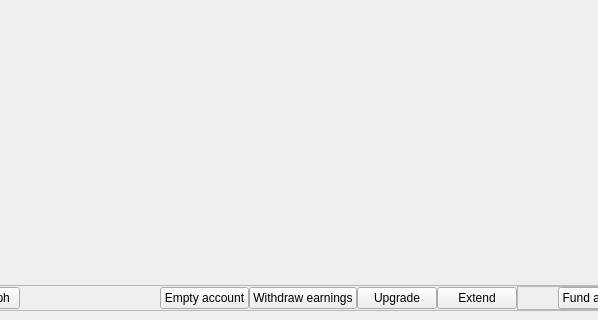
Old version of the form src/qt/_Gulden/forms/witnessdialog.ui in the repository frozenflux3/munt-official; both pictures show x 152 to 750 and y 259 to 579 of the 1092 by 579 pixel window.
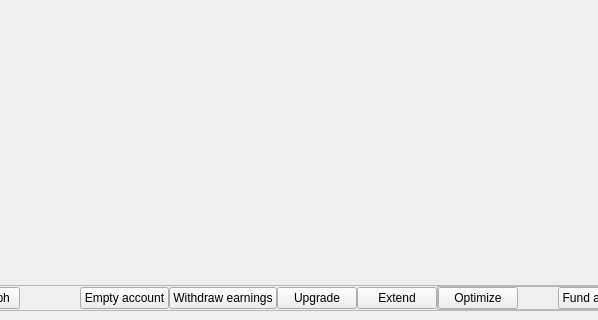
New version of the form. Custom widgets are drawn as their Qt base class.

Commit message: Optimize witness dialog

The edit to the form file:
```diff
--- a/src/qt/_Gulden/forms/witnessdialog.ui
+++ b/src/qt/_Gulden/forms/witnessdialog.ui
@@ -855,6 +855,19 @@
                <property name="bottomMargin">
                 <number>0</number>
                </property>
+               <item>
+                <widget class="QPushButton" name="optimizeButton">
+                 <property name="cursor">
+                  <cursorShape>PointingHandCursor</cursorShape>
+                 </property>
+                 <property name="text">
+                  <string>Optimize</string>
+                 </property>
+                 <property name="class" stdset="0">
+                  <string notr="true">normal</string>
+                 </property>
+                </widget>
+               </item>
                <item>
                 <spacer name="horizontalSpacer">
                  <property name="orientation">
```
The commit also changes 8 other files.
